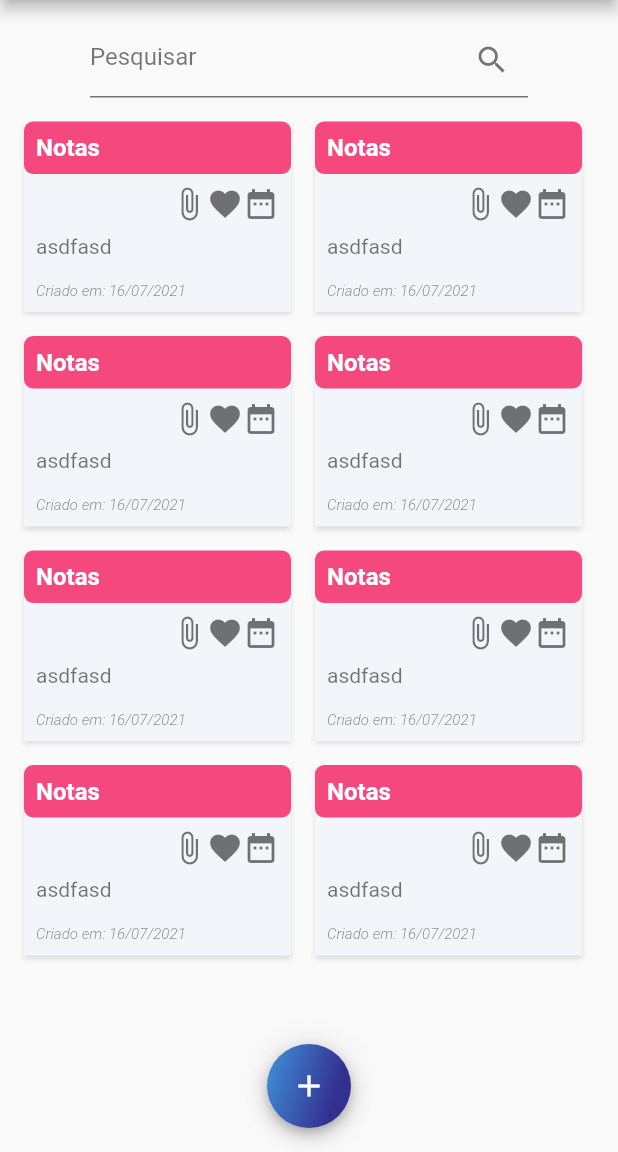
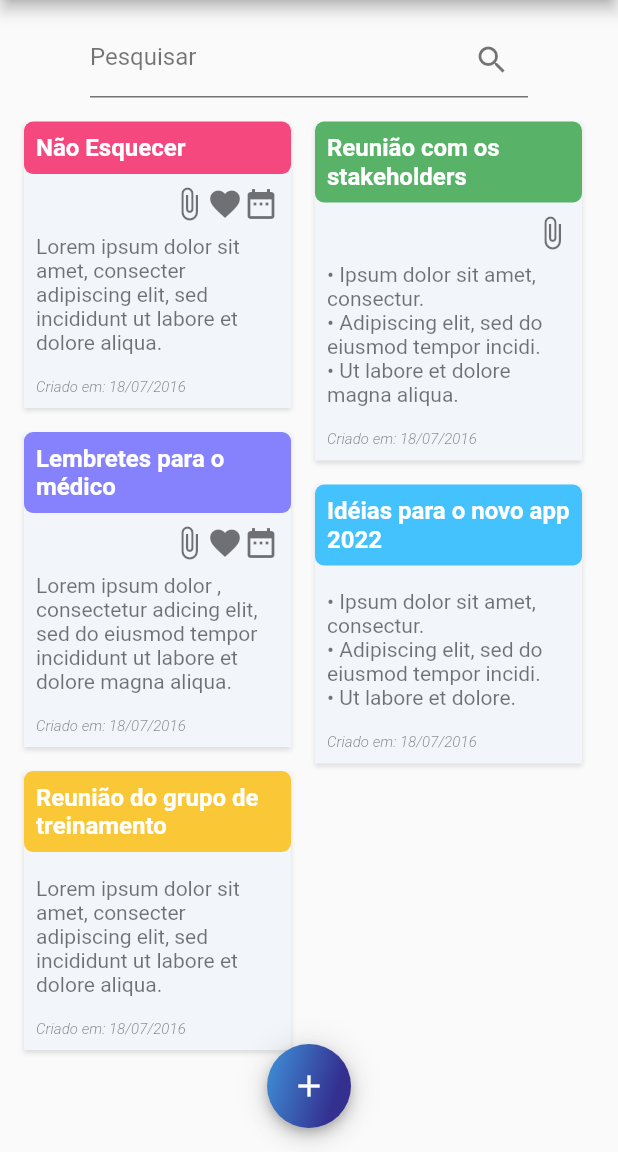
Before and after one commit to steniooliv/journal_flutter, a Flutter app: the screen it shows after launch, on a phone screen of 412 x 824 dp, the part 84-1236 px from its top. Run offline on Flutter 3.47's test engine with Material 2 defaults, Android fonts, the phone set to English and light mode, and no system bars; our stand-ins replace google_fonts; missing offline and left inert: animated_card.

Commit message:
add list notes page

```diff
--- a/lib/src/pages/list_notes/list_notes_page.dart
+++ b/lib/src/pages/list_notes/list_notes_page.dart
@@ -16,6 +16,59 @@ class ListNotesPage extends StatefulWidget {
 }
 
 class _ListNotesPageState extends State<ListNotesPage> {
+  final notes = [
+    {
+      "color": "pink",
+      "title": "Não Esquecer",
+      "text":
+          "Lorem ipsum dolor sit amet, consecter adipiscing elit, sed  incididunt ut labore et dolore aliqua.",
+      "isFavorite": true,
+      "isAttached": true,
+      "isDate": true,
+      "createdAt": "18/07/2016",
+    },
+    {
+      "color": "green",
+      "title": "Reunião com os stakeholders",
+      "text":
+          "• Ipsum dolor sit amet, consectur. \n• Adipiscing elit, sed do eiusmod tempor incidi. \n• Ut labore et dolore magna aliqua.",
+      "isFavorite": false,
+      "isAttached": true,
+      "isDate": false,
+      "createdAt": "18/07/2016",
+    },
+    {
+      "color": "purple",
+      "title": "Lembretes para o médico",
+      "text":
+          "Lorem ipsum dolor , consectetur adicing elit, sed do eiusmod tempor incididunt ut labore et dolore magna aliqua.",
+      "isFavorite": true,
+      "isAttached": true,
+      "isDate": true,
+      "createdAt": "18/07/2016",
+    },
+    {
+      "color": "cyan",
+      "title": "Idéias para o novo app 2022",
+      "text":
+          "• Ipsum dolor sit amet, consectur. \n• Adipiscing elit, sed do eiusmod tempor incidi. \n• Ut labore et dolore.",
+      "isFavorite": false,
+      "isAttached": false,
+      "isDate": false,
+      "createdAt": "18/07/2016",
+    },
+    {
+      "color": "yellow",
+      "title": "Reunião do grupo de treinamento",
+      "text":
+          "Lorem ipsum dolor sit amet, consecter adipiscing elit, sed  incididunt ut labore et dolore aliqua.",
+      "isFavorite": false,
+      "isAttached": false,
+      "isDate": false,
+      "createdAt": "18/07/2016",
+    },
+  ];
+
   @override
   Widget build(BuildContext context) {
     return Scaffold(
@@ -51,17 +104,29 @@ class _ListNotesPageState extends State<ListNotesPage> {
           Expanded(
             child: Padding(
               padding: const EdgeInsets.only(right: 8.0),
-              child: Scrollbar(
+              child: RawScrollbar(
+                thumbColor: Color(0xFFAFACF3),
                 isAlwaysShown: true,
-                showTrackOnHover: true,
+                thickness: 7,
+                radius: Radius.circular(10),
                 child: StaggeredGridView.countBuilder(
+                  scrollDirection: Axis.vertical,
                   padding: EdgeInsets.symmetric(horizontal: 16),
-                  primary: false,
-                  crossAxisCount: 4,
-                  itemCount: 8,
+                  crossAxisCount: 2,
+                  itemCount: notes.length,
                   itemBuilder: (BuildContext context, int index) =>
-                      NotesCardWidget(),
-                  staggeredTileBuilder: (index) => const StaggeredTile.fit(2),
+                      NotesCardWidget(
+                    color: notes[index]["color"].toString(),
+                    title: notes[index]["title"].toString(),
+                    text: notes[index]["text"].toString(),
+                    isFavorite:
+                        notes[index]["isFavorite"] == true ? true : false,
+                    isAttached:
+                        notes[index]["isAttached"] == true ? true : false,
+                    isDate: notes[index]["isDate"] == true ? true : false,
+                    createdAt: notes[index]["createdAt"].toString(),
+                  ),
+                  staggeredTileBuilder: (index) => const StaggeredTile.fit(1),
                   mainAxisSpacing: 16.0,
                   crossAxisSpacing: 16.0,
                 ),
--- a/lib/src/pages/list_notes/widget/notes_card_widget.dart
+++ b/lib/src/pages/list_notes/widget/notes_card_widget.dart
@@ -3,7 +3,24 @@ import 'package:journal_flutter/src/shared/theme/app_colors.dart';
 import 'package:journal_flutter/src/shared/theme/text_styles.dart';
 
 class NotesCardWidget extends StatefulWidget {
-  NotesCardWidget({Key? key}) : super(key: key);
+  final String color;
+  final String title;
+  final String text;
+  final String createdAt;
+  final bool isFavorite;
+  final bool isAttached;
+  final bool isDate;
+
+  NotesCardWidget({
+    Key? key,
+    required this.color,
+    required this.title,
+    required this.text,
+    required this.isFavorite,
+    required this.isAttached,
+    required this.isDate,
+    required this.createdAt,
+  }) : super(key: key);
 
   @override
   _NotesCardWidgetState createState() => _NotesCardWidgetState();
@@ -29,7 +46,17 @@ class _NotesCardWidgetState extends State<NotesCardWidget> {
           Container(
             decoration: BoxDecoration(
               borderRadius: BorderRadius.circular(6),
-              color: AppColors.pink,
+              color: widget.color == "pink"
+                  ? AppColors.pink
+                  : widget.color == 'green'
+                      ? AppColors.green
+                      : widget.color == 'purple'
+                          ? AppColors.purple
+                          : widget.color == 'yellow'
+                              ? AppColors.yellow
+                              : widget.color == 'cyan'
+                                  ? AppColors.cyan
+                                  : null,
             ),
             width: double.infinity,
             child: Padding(
@@ -39,7 +66,7 @@ class _NotesCardWidgetState extends State<NotesCardWidget> {
                   Expanded(
                     child: Align(
                       alignment: Alignment.centerLeft,
-                      child: Text("Notas", style: TextStyles.cardTitle),
+                      child: Text(widget.title, style: TextStyles.cardTitle),
                     ),
                   ),
                 ],
@@ -54,25 +81,31 @@ class _NotesCardWidgetState extends State<NotesCardWidget> {
             child: Row(
               textDirection: TextDirection.rtl,
               children: [
-                Icon(
+                widget.isDate == true
+                    ? Icon(
                         Icons.date_range,
                         color: AppColors.black.withOpacity(0.54),
-                ),
-                Icon(
+                      )
+                    : Container(),
+                widget.isFavorite == true
+                    ? Icon(
                         Icons.favorite,
                         color: AppColors.black.withOpacity(0.54),
-                ),
-                Icon(
+                      )
+                    : Container(),
+                widget.isAttached == true
+                    ? Icon(
                         Icons.attach_file,
                         color: AppColors.black.withOpacity(0.54),
-                ),
+                      )
+                    : Container(),
               ],
             ),
           ),
           Padding(
             padding: const EdgeInsets.all(8.0),
             child: Text(
-              "asdfasd",
+              widget.text,
               style: TextStyles.cardText,
               textAlign: TextAlign.left,
             ),
@@ -80,7 +113,7 @@ class _NotesCardWidgetState extends State<NotesCardWidget> {
           Padding(
             padding: const EdgeInsets.all(8.0),
             child: Text(
-              "Criado em: 16/07/2021",
+              "Criado em: ${widget.createdAt}",
               style: TextStyles.cardCreatedAt,
             ),
           )
```
Lines whose indentation alone changed are shown as unchanged.
